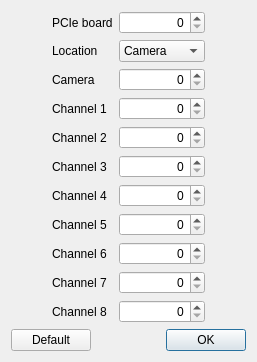
Before: the Qt Designer form escam/dialogdac.ui in Entwicklungsburo-Stresing/EBST_CAM, drawn with Qt 5.
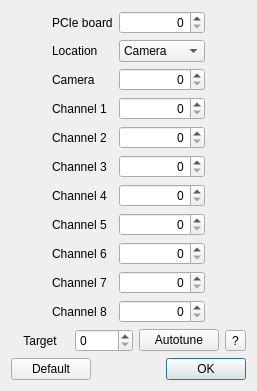
After: the same form once the commit is applied.

Commit message:
Add autotune option
Added the autotune option to the dac Dialog and started implementing it

Diff of the .ui file:
```diff
--- a/escam/dialogdac.ui
+++ b/escam/dialogdac.ui
@@ -7,7 +7,7 @@
     <x>0</x>
     <y>0</y>
     <width>257</width>
-    <height>333</height>
+    <height>366</height>
    </rect>
   </property>
   <property name="windowTitle">
@@ -242,6 +242,50 @@
      </item>
     </layout>
    </item>
+   <item>
+    <spacer name="verticalSpacer_3">
+     <property name="orientation">
+      <enum>Qt::Vertical</enum>
+     </property>
+     <property name="sizeHint" stdset="0">
+      <size>
+       <width>20</width>
+       <height>40</height>
+      </size>
+     </property>
+    </spacer>
+   </item>
+   <item>
+    <layout class="QHBoxLayout" name="horizontalLayoutAutotune">
+     <item>
+      <widget class="QLabel" name="labelTarget">
+       <property name="text">
+        <string>Target</string>
+       </property>
+       <property name="alignment">
+        <set>Qt::AlignCenter</set>
+       </property>
+      </widget>
+     </item>
+     <item>
+      <widget class="QSpinBox" name="spinBoxTarget"/>
+     </item>
+     <item>
+      <widget class="QPushButton" name="pushButtonAutotune">
+       <property name="text">
+        <string>Autotune</string>
+       </property>
+      </widget>
+     </item>
+     <item>
+      <widget class="QToolButton" name="toolButton">
+       <property name="text">
+        <string>?</string>
+       </property>
+      </widget>
+     </item>
+    </layout>
+   </item>
    <item>
     <spacer name="verticalSpacer">
      <property name="orientation">
```
The commit also changes 5 other files.
